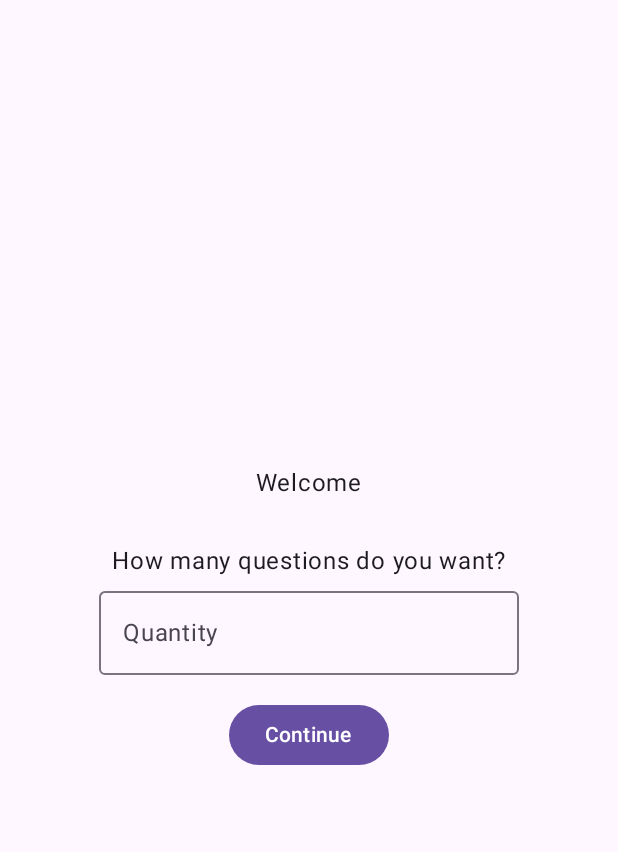
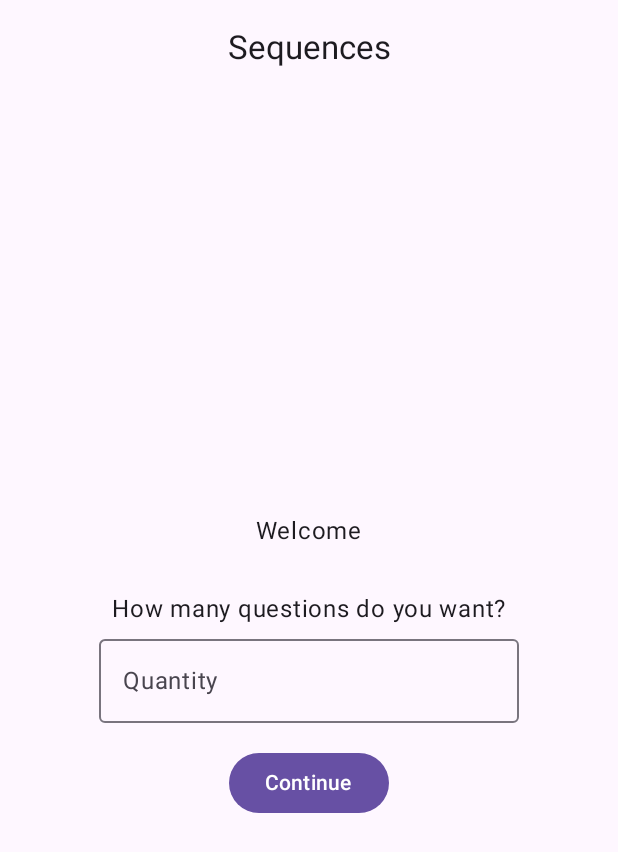
Before and after one commit to HitsuAS/Sequences, an Android app built with Jetpack Compose: the screen it shows after launch (MainActivity), on a phone screen of 412 x 824 dp. Shown: the top 852 px of the screen. Run offline under Robolectric (Android 15) with nearby library versions, the phone set to English and light mode, and no system bars.

Commit message:
Added TopAppBar

```diff
--- a/app/build.gradle.kts
+++ b/app/build.gradle.kts
@@ -54,16 +54,16 @@ dependencies {
     implementation("androidx.core:core-ktx:1.12.0")
     implementation("androidx.lifecycle:lifecycle-runtime-ktx:2.7.0")
     implementation("androidx.activity:activity-compose:1.8.2")
-    implementation(platform("androidx.compose:compose-bom:2023.08.00"))
+    implementation(platform("androidx.compose:compose-bom:2024.02.00"))
     implementation("androidx.compose.ui:ui")
     implementation("androidx.compose.ui:ui-graphics")
     implementation("androidx.compose.ui:ui-tooling-preview")
-    implementation("androidx.compose.material3:material3")
+    implementation("androidx.compose.material3:material3:1.2.0")
     implementation("androidx.compose.material:material-icons-extended:1.6.1")
     testImplementation("junit:junit:4.13.2")
     androidTestImplementation("androidx.test.ext:junit:1.1.5")
     androidTestImplementation("androidx.test.espresso:espresso-core:3.5.1")
-    androidTestImplementation(platform("androidx.compose:compose-bom:2023.08.00"))
+    androidTestImplementation(platform("androidx.compose:compose-bom:2024.02.00"))
     androidTestImplementation("androidx.compose.ui:ui-test-junit4")
     debugImplementation("androidx.compose.ui:ui-tooling")
     debugImplementation("androidx.compose.ui:ui-test-manifest")
--- a/app/src/main/java/com/example/sequences/MainActivity.kt
+++ b/app/src/main/java/com/example/sequences/MainActivity.kt
@@ -24,10 +24,13 @@ import androidx.compose.material.icons.filled.ExpandLess
 import androidx.compose.material.icons.filled.ExpandMore
 import androidx.compose.material3.Button
 import androidx.compose.material3.Card
+import androidx.compose.material3.CenterAlignedTopAppBar
+import androidx.compose.material3.ExperimentalMaterial3Api
 import androidx.compose.material3.Icon
 import androidx.compose.material3.IconButton
 import androidx.compose.material3.MaterialTheme
 import androidx.compose.material3.OutlinedTextField
+import androidx.compose.material3.Scaffold
 import androidx.compose.material3.Surface
 import androidx.compose.material3.Text
 import androidx.compose.runtime.Composable
@@ -64,8 +67,21 @@ fun SequencesGame(modifier: Modifier = Modifier) {
     var quantityInput by remember { mutableStateOf("") }
     var quantity = 0
 
+    Scaffold(
+        topBar = {
+            SequencesTopAppBar(
+                label = when(currentPage) {
+                    0 -> "Sequences"
+                    1 -> "Questions"
+                    else -> "Results"
+                }
+            )
+        }
+    ) {
         Surface(
-        modifier = modifier.fillMaxSize(),
+            modifier = modifier
+                .fillMaxSize()
+                .padding(it),
             color = MaterialTheme.colorScheme.background
         ) {
             when (currentPage) {
@@ -76,15 +92,24 @@ fun SequencesGame(modifier: Modifier = Modifier) {
                         quantity = quantityInput.toInt()
                         currentPage++
                     },
-                validateQuantity = { quantityInput.toIntOrNull() != null && quantityInput.toInt() > 0}
+                    validateQuantity = { quantityInput.toIntOrNull() != null && quantityInput.toInt() > 0 }
                 )
+
                 1 -> QuestionsScreen(
                     quantity = quantity,
                     onShowResultsClick = { currentPage++ }
                 )
+
                 2 -> ResultsScreen()
             }
         }
+    }
+}
+
+@OptIn(ExperimentalMaterial3Api::class)
+@Composable
+fun SequencesTopAppBar(label: String) {
+    CenterAlignedTopAppBar(title = { Text(text = label) })
 }
 
 @Composable
```
Lines whose indentation alone changed are shown as unchanged.
